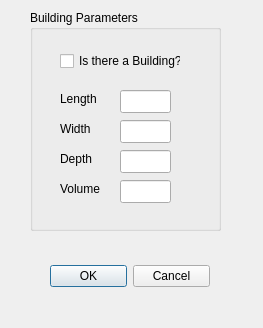
perryiv/cadkit, file Experimental/VaporIntrusionGUI/VaporIntrusionDelegate/BuildingDialog.ui: the form before one commit.
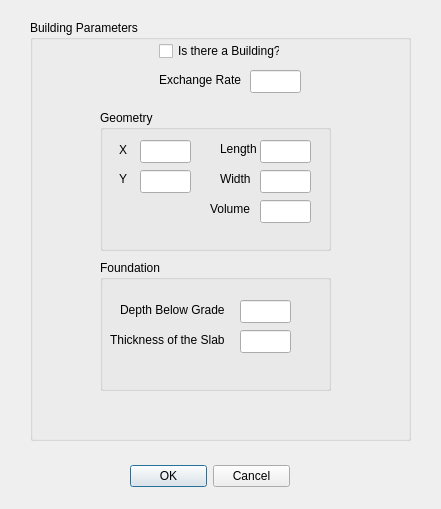
The form after the commit.

Commit message: - changed the building dialog format. - now checking for symmetry and building separate building models

Patch:
```diff
--- a/Experimental/VaporIntrusionGUI/VaporIntrusionDelegate/BuildingDialog.ui
+++ b/Experimental/VaporIntrusionGUI/VaporIntrusionDelegate/BuildingDialog.ui
@@ -5,8 +5,8 @@
    <rect>
     <x>0</x>
     <y>0</y>
-    <width>263</width>
-    <height>328</height>
+    <width>441</width>
+    <height>509</height>
    </rect>
   </property>
   <property name="windowTitle" >
@@ -15,8 +15,8 @@
   <widget class="QDialogButtonBox" name="okCancelButtons" >
    <property name="geometry" >
     <rect>
-     <x>50</x>
-     <y>260</y>
+     <x>130</x>
+     <y>460</y>
      <width>160</width>
      <height>32</height>
     </rect>
@@ -32,65 +32,19 @@
    <property name="geometry" >
     <rect>
      <x>30</x>
-     <y>10</y>
-     <width>191</width>
-     <height>221</height>
+     <y>20</y>
+     <width>381</width>
+     <height>421</height>
     </rect>
    </property>
    <property name="title" >
     <string>Building Parameters</string>
    </property>
-   <widget class="QLabel" name="label_2" >
-    <property name="geometry" >
-     <rect>
-      <x>30</x>
-      <y>80</y>
-      <width>53</width>
-      <height>18</height>
-     </rect>
-    </property>
-    <property name="text" >
-     <string>Length</string>
-    </property>
-   </widget>
-   <widget class="QLineEdit" name="_widthField" >
-    <property name="geometry" >
-     <rect>
-      <x>90</x>
-      <y>110</y>
-      <width>51</width>
-      <height>23</height>
-     </rect>
-    </property>
-   </widget>
-   <widget class="QLineEdit" name="_heightField" >
-    <property name="geometry" >
-     <rect>
-      <x>90</x>
-      <y>140</y>
-      <width>51</width>
-      <height>23</height>
-     </rect>
-    </property>
-   </widget>
-   <widget class="QLabel" name="label_3" >
-    <property name="geometry" >
-     <rect>
-      <x>30</x>
-      <y>110</y>
-      <width>53</width>
-      <height>18</height>
-     </rect>
-    </property>
-    <property name="text" >
-     <string>Width</string>
-    </property>
-   </widget>
    <widget class="QCheckBox" name="_buildingExists" >
     <property name="geometry" >
      <rect>
-      <x>30</x>
-      <y>40</y>
+      <x>129</x>
+      <y>20</y>
       <width>121</width>
       <height>22</height>
      </rect>
@@ -99,51 +53,215 @@
      <string>Is there a Building?</string>
     </property>
    </widget>
-   <widget class="QLabel" name="label_4" >
+   <widget class="QLabel" name="label_11" >
     <property name="geometry" >
      <rect>
-      <x>30</x>
-      <y>140</y>
-      <width>53</width>
-      <height>18</height>
+      <x>129</x>
+      <y>50</y>
+      <width>84</width>
+      <height>20</height>
      </rect>
     </property>
     <property name="text" >
-     <string>Depth</string>
+     <string>Exchange Rate</string>
     </property>
    </widget>
-   <widget class="QLineEdit" name="_lengthField" >
+   <widget class="QLineEdit" name="_exchangeRate" >
     <property name="geometry" >
      <rect>
-      <x>90</x>
-      <y>80</y>
+      <x>220</x>
+      <y>50</y>
       <width>51</width>
       <height>23</height>
      </rect>
     </property>
    </widget>
-   <widget class="QLineEdit" name="_volume" >
+   <widget class="QGroupBox" name="groupBox" >
     <property name="geometry" >
      <rect>
-      <x>90</x>
-      <y>170</y>
-      <width>51</width>
-      <height>23</height>
+      <x>70</x>
+      <y>90</y>
+      <width>231</width>
+      <height>141</height>
      </rect>
     </property>
+    <property name="title" >
+     <string>Geometry</string>
+    </property>
+    <widget class="QLineEdit" name="_x" >
+     <property name="geometry" >
+      <rect>
+       <x>40</x>
+       <y>30</y>
+       <width>51</width>
+       <height>23</height>
+      </rect>
+     </property>
+    </widget>
+    <widget class="QLineEdit" name="_y" >
+     <property name="geometry" >
+      <rect>
+       <x>40</x>
+       <y>60</y>
+       <width>51</width>
+       <height>23</height>
+      </rect>
+     </property>
+    </widget>
+    <widget class="QLabel" name="label_14" >
+     <property name="geometry" >
+      <rect>
+       <x>19</x>
+       <y>30</y>
+       <width>16</width>
+       <height>20</height>
+      </rect>
+     </property>
+     <property name="text" >
+      <string>X</string>
+     </property>
+    </widget>
+    <widget class="QLabel" name="label_8" >
+     <property name="geometry" >
+      <rect>
+       <x>19</x>
+       <y>60</y>
+       <width>16</width>
+       <height>18</height>
+      </rect>
+     </property>
+     <property name="text" >
+      <string>Y</string>
+     </property>
+    </widget>
+    <widget class="QLineEdit" name="_lengthField" >
+     <property name="geometry" >
+      <rect>
+       <x>160</x>
+       <y>30</y>
+       <width>51</width>
+       <height>23</height>
+      </rect>
+     </property>
+    </widget>
+    <widget class="QLineEdit" name="_widthField" >
+     <property name="geometry" >
+      <rect>
+       <x>160</x>
+       <y>60</y>
+       <width>51</width>
+       <height>23</height>
+      </rect>
+     </property>
+    </widget>
+    <widget class="QLabel" name="label_10" >
+     <property name="geometry" >
+      <rect>
+       <x>110</x>
+       <y>90</y>
+       <width>42</width>
+       <height>18</height>
+      </rect>
+     </property>
+     <property name="text" >
+      <string>Volume</string>
+     </property>
+    </widget>
+    <widget class="QLineEdit" name="_volume" >
+     <property name="geometry" >
+      <rect>
+       <x>160</x>
+       <y>90</y>
+       <width>51</width>
+       <height>23</height>
+      </rect>
+     </property>
+    </widget>
+    <widget class="QLabel" name="label_2" >
+     <property name="geometry" >
+      <rect>
+       <x>120</x>
+       <y>30</y>
+       <width>41</width>
+       <height>18</height>
+      </rect>
+     </property>
+     <property name="text" >
+      <string>Length</string>
+     </property>
+    </widget>
+    <widget class="QLabel" name="label_3" >
+     <property name="geometry" >
+      <rect>
+       <x>120</x>
+       <y>60</y>
+       <width>33</width>
+       <height>18</height>
+      </rect>
+     </property>
+     <property name="text" >
+      <string>Width</string>
+     </property>
+    </widget>
    </widget>
-   <widget class="QLabel" name="label_10" >
+   <widget class="QGroupBox" name="groupBox_3" >
     <property name="geometry" >
      <rect>
-      <x>30</x>
-      <y>170</y>
-      <width>53</width>
-      <height>18</height>
+      <x>70</x>
+      <y>240</y>
+      <width>231</width>
+      <height>131</height>
      </rect>
     </property>
-    <property name="text" >
-     <string>Volume</string>
+    <property name="title" >
+     <string>Foundation</string>
     </property>
+    <widget class="QLineEdit" name="_depth" >
+     <property name="geometry" >
+      <rect>
+       <x>140</x>
+       <y>40</y>
+       <width>51</width>
+       <height>23</height>
+      </rect>
+     </property>
+    </widget>
+    <widget class="QLineEdit" name="_thickness" >
+     <property name="geometry" >
+      <rect>
+       <x>140</x>
+       <y>70</y>
+       <width>51</width>
+       <height>23</height>
+      </rect>
+     </property>
+    </widget>
+    <widget class="QLabel" name="label_4" >
+     <property name="geometry" >
+      <rect>
+       <x>10</x>
+       <y>70</y>
+       <width>122</width>
+       <height>20</height>
+      </rect>
+     </property>
+     <property name="text" >
+      <string>Thickness of the Slab</string>
+     </property>
+    </widget>
+    <widget class="QLabel" name="label_9" >
+     <property name="geometry" >
+      <rect>
+       <x>20</x>
+       <y>40</y>
+       <width>109</width>
+       <height>20</height>
+      </rect>
+     </property>
+     <property name="text" >
+      <string>Depth Below Grade</string>
+     </property>
+    </widget>
    </widget>
   </widget>
  </widget>
```
The commit also changes 7 other files.
